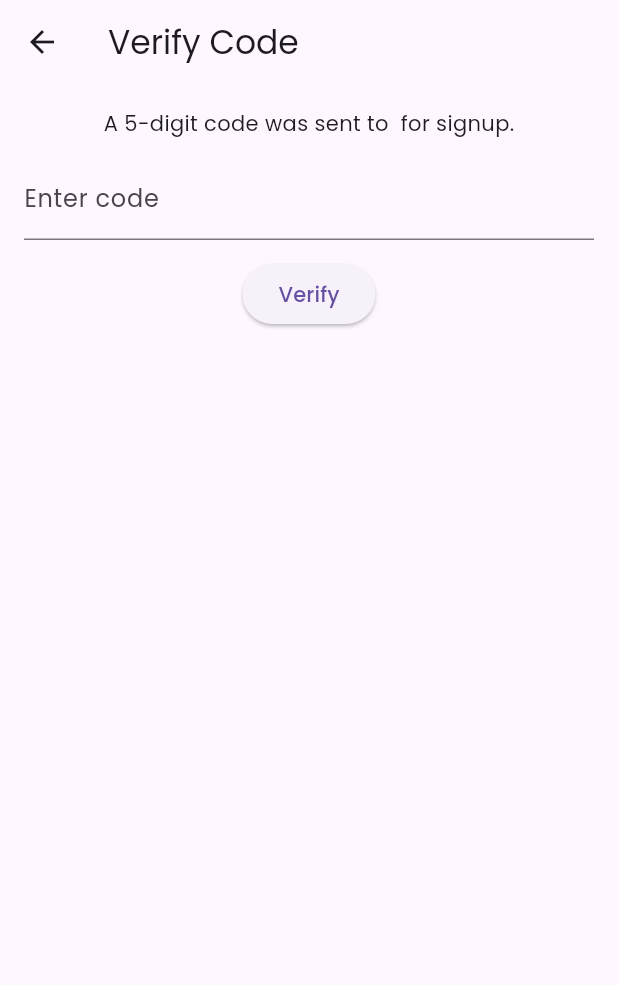
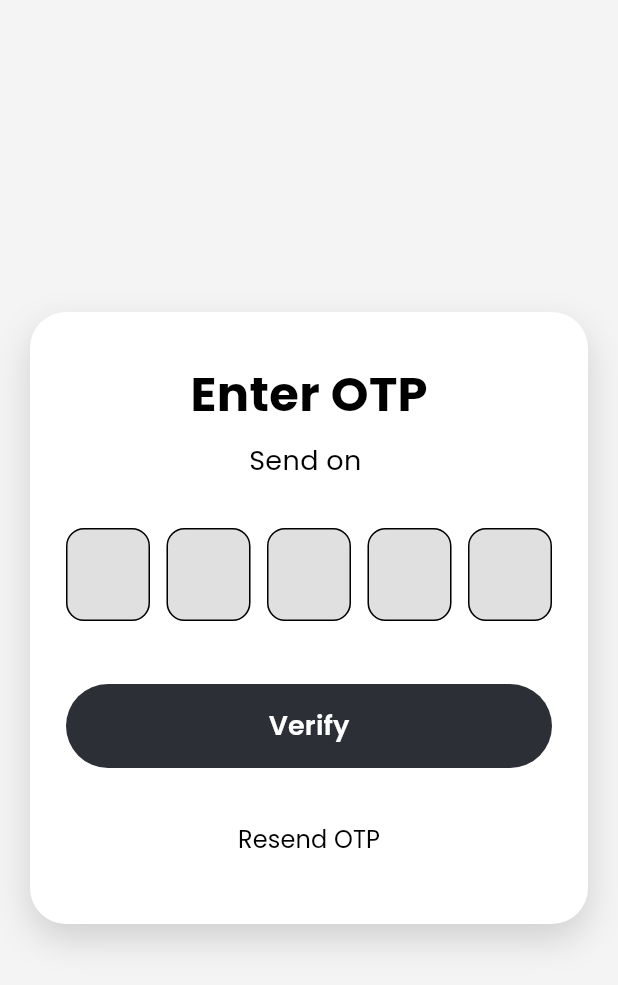
Before and after one commit to MANishS00/perfume_House_Flutter_App, a Flutter app: the VerifyScreen screen opened by its route, on a phone screen of 412 x 824 dp. Shown: the top 985 px of the screen. Run offline on Flutter 3.47's test engine with Material 3 defaults, Android fonts, the phone set to English and light mode, and no system bars; our stand-ins replace google_fonts, shared_preferences, webview_flutter; missing offline and left inert: webview_flutter_android; accounts and stored records are empty; network calls fail.

Commit message:
auth and verify ui done

```diff
--- a/lib/constants/app_Button.dart
+++ b/lib/constants/app_Button.dart
@@ -23,6 +23,8 @@ class AppButton extends StatelessWidget {
   final Color? iconColor;
   final double iconGap;
 
+  final bool isLoading;
+
   const AppButton({
     super.key,
     required this.text,
@@ -35,12 +37,11 @@ class AppButton extends StatelessWidget {
     this.textSize = 18,
     this.textWeight = FontWeight.w600,
     this.elevation = 0,
-
-    // icon (optional)
     this.icon,
     this.iconSize = 20,
     this.iconColor,
     this.iconGap = 8,
+    this.isLoading = false,
   });
 
   @override
@@ -51,7 +52,7 @@ class AppButton extends StatelessWidget {
       width: width,
       height: height,
       child: ElevatedButton(
-        onPressed: onPressed,
+        onPressed: isLoading ? null : onPressed,
         style: ElevatedButton.styleFrom(
           backgroundColor: backgroundColor,
           elevation: elevation,
@@ -59,11 +60,24 @@ class AppButton extends StatelessWidget {
             borderRadius: BorderRadius.circular(radius),
           ),
         ),
-        child: hasIcon
+        child: isLoading
+            ? SizedBox(
+                width: 16,
+                height: 16,
+                child: CircularProgressIndicator(
+                  strokeWidth: 2,
+                  valueColor: AlwaysStoppedAnimation<Color>(textColor),
+                ),
+              )
+            : (hasIcon
                   ? Row(
                       mainAxisSize: MainAxisSize.min,
                       children: [
-                  Icon(icon, size: iconSize, color: iconColor ?? textColor),
+                        Icon(
+                          icon,
+                          size: iconSize,
+                          color: iconColor ?? textColor,
+                        ),
                         iconGap.gapW,
                         AppText(
                           text: text,
@@ -78,7 +92,7 @@ class AppButton extends StatelessWidget {
                       size: textSize,
                       weight: textWeight,
                       color: textColor,
-              ),
+                    )),
       ),
     );
   }
--- a/lib/screens/verify_screen.dart
+++ b/lib/screens/verify_screen.dart
@@ -1,5 +1,12 @@
 import 'package:flutter/material.dart';
-import '../services/api_service.dart';
+import 'package:perfumeapp/constants/app_Button.dart';
+import 'package:perfumeapp/constants/app_Text.dart';
+import 'package:perfumeapp/constants/app_ToastMessage.dart';
+import 'package:perfumeapp/constants/app_colors.dart';
+import 'package:perfumeapp/constants/card_Container.dart';
+import 'package:perfumeapp/constants/gap_Extension.dart';
+import 'package:perfumeapp/screens/widgets/otp_field.dart';
+import 'package:perfumeapp/services/api_service.dart';
 import 'package:shared_preferences/shared_preferences.dart';
 
 class VerifyScreen extends StatefulWidget {
@@ -49,7 +56,7 @@ class _VerifyScreenState extends State<VerifyScreen> {
   }
 
   void _show(String s) =>
-      ScaffoldMessenger.of(context).showSnackBar(SnackBar(content: Text(s)));
+      showAppToast(context, message: s, type: ToastType.warning);
 
   @override
   Widget build(BuildContext context) {
@@ -57,30 +64,44 @@ class _VerifyScreenState extends State<VerifyScreen> {
     final email = args['email'] ?? '';
     final action = args['action'] ?? 'signup';
     return Scaffold(
-      appBar: AppBar(title: const Text('Verify Code')),
-      body: Padding(
-        padding: const EdgeInsets.all(16.0),
-        child: Column(
-          children: [
-            Text('A 5-digit code was sent to $email for $action.'),
-            const SizedBox(height: 12),
-            TextField(
-              controller: _codeCtrl,
-              decoration: const InputDecoration(labelText: 'Enter code'),
-              keyboardType: TextInputType.number,
+      backgroundColor: AppColors.background,
+      body: SafeArea(
+        child: Center(
+          child: Padding(
+            padding: const EdgeInsets.symmetric(horizontal: 20),
+            child: AppCardContainer(
+              child: Column(
+                mainAxisSize: MainAxisSize.min,
+                children: [
+                  AppText(text: 'Enter OTP', size: 32, weight: FontWeight.w700),
+                  8.gap,
+
+                  AppText(text: 'Send on $email', size: 18),
+                  32.gap,
+
+                  OtpField(
+                    length: 5,
+                    onCompleted: (otp) {
+                      debugPrint('OTP Entered: $otp');
+                    },
+                  ),
+                  40.gap,
+
+                  AppButton(
+                    text: "Verify",
+                    isLoading: _loading,
+                    onPressed: _loading ? null : () => _verify(args),
+                  ),
+                  24.gap,
+
+                  TextButton(
+                    onPressed: () {},
+                    child: AppText(text: 'Resend OTP', size: 16),
+                  ),
+                ],
+              ),
             ),
-            const SizedBox(height: 12),
-            ElevatedButton(
-              onPressed: _loading ? null : () => _verify(args),
-              child: _loading
-                  ? const SizedBox(
-                      width: 16,
-                      height: 16,
-                      child: CircularProgressIndicator(strokeWidth: 2),
-                    )
-                  : const Text('Verify'),
-            ),
-          ],
+          ),
         ),
       ),
     );
--- /dev/null
+++ b/lib/screens/widgets/otp_field.dart
@@ -0,0 +1,116 @@
+import 'package:flutter/material.dart';
+import 'package:flutter/services.dart';
+
+class OtpField extends StatefulWidget {
+  final int length;
+  final ValueChanged<String> onCompleted;
+
+  const OtpField({super.key, this.length = 5, required this.onCompleted});
+
+  @override
+  State<OtpField> createState() => _OtpFieldState();
+}
+
+class _OtpFieldState extends State<OtpField> {
+  late List<TextEditingController> controllers;
+  late List<FocusNode> focusNodes;
+
+  @override
+  void initState() {
+    super.initState();
+    controllers = List.generate(widget.length, (_) => TextEditingController());
+    focusNodes = List.generate(widget.length, (_) => FocusNode());
+  }
+
+  @override
+  void dispose() {
+    for (final c in controllers) {
+      c.dispose();
+    }
+    for (final f in focusNodes) {
+      f.dispose();
+    }
+    super.dispose();
+  }
+
+  void _onChanged(String value, int index) {
+    if (value.length == 1) {
+      if (index < widget.length - 1) {
+        focusNodes[index + 1].requestFocus();
+      } else {
+        FocusScope.of(context).unfocus();
+        widget.onCompleted(_getOtp());
+      }
+    }
+
+    if (value.isEmpty && index > 0) {
+      focusNodes[index - 1].requestFocus();
+    }
+  }
+
+  String _getOtp() {
+    return controllers.map((c) => c.text).join();
+  }
+
+  @override
+  Widget build(BuildContext context) {
+    return Row(
+      mainAxisAlignment: MainAxisAlignment.spaceBetween,
+      children: List.generate(
+        widget.length,
+        (index) => _OtpBox(
+          controller: controllers[index],
+          focusNode: focusNodes[index],
+          onChanged: (value) => _onChanged(value, index),
+        ),
+      ),
+    );
+  }
+}
+
+class _OtpBox extends StatelessWidget {
+  final TextEditingController controller;
+  final FocusNode focusNode;
+  final ValueChanged<String> onChanged;
+
+  const _OtpBox({
+    required this.controller,
+    required this.focusNode,
+    required this.onChanged,
+  });
+
+  @override
+  Widget build(BuildContext context) {
+    return SizedBox(
+      width: 56,
+      height: 64,
+      child: TextField(
+        controller: controller,
+        focusNode: focusNode,
+        textAlign: TextAlign.center,
+        keyboardType: TextInputType.number,
+        maxLength: 1,
+        onChanged: onChanged,
+        inputFormatters: [FilteringTextInputFormatter.digitsOnly],
+        decoration: InputDecoration(
+          counterText: '',
+          filled: true,
+          fillColor: const Color(0xFFE0E0E0),
+          border: OutlineInputBorder(
+            borderRadius: BorderRadius.circular(12),
+            borderSide: const BorderSide(color: Colors.black),
+          ),
+          enabledBorder: OutlineInputBorder(
+            borderRadius: BorderRadius.circular(12),
+            borderSide: const BorderSide(color: Colors.black),
+          ),
+          focusedBorder: OutlineInputBorder(
+            borderRadius: BorderRadius.circular(12),
+            borderSide: const BorderSide(color: Colors.black, width: 1.5),
+          ),
+        ),
+        style: const TextStyle(fontSize: 20, fontWeight: FontWeight.w600),
+      ),
+    );
+  }
+}
```
Also changed, not shown: lib/screens/auth_screen.dart (+50 -30 lines). Lines whose indentation alone changed are shown as unchanged.
